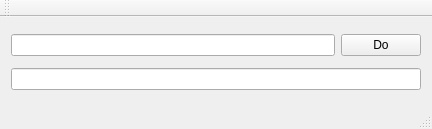
Old version of the form r_simpleinterpreter.ui in the repository NeverKnewTheName/R_SimpleInterpreter.
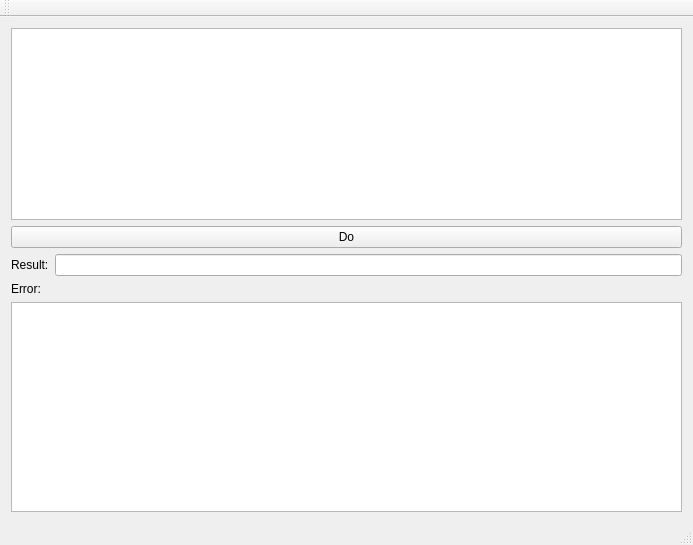
New version of the form.

Commit message: Implemented ErrorChecking and propagation to UI; implemented Cast Operator; Variables WIP

What changed in the file:
```diff
--- a/r_simpleinterpreter.ui
+++ b/r_simpleinterpreter.ui
@@ -6,8 +6,8 @@
    <rect>
     <x>0</x>
     <y>0</y>
-    <width>432</width>
-    <height>129</height>
+    <width>693</width>
+    <height>545</height>
    </rect>
   </property>
   <property name="sizePolicy">
@@ -26,11 +26,11 @@
      <verstretch>0</verstretch>
     </sizepolicy>
    </property>
-   <layout class="QVBoxLayout" name="verticalLayout">
+   <layout class="QVBoxLayout" name="verticalLayout_2">
     <item>
-     <layout class="QHBoxLayout" name="horizontalLayout">
+     <layout class="QVBoxLayout" name="verticalLayout">
       <item>
-       <widget class="QLineEdit" name="lineEdit"/>
+       <widget class="QPlainTextEdit" name="plainTextEdit"/>
       </item>
       <item>
        <widget class="QPushButton" name="pushButton">
@@ -42,7 +42,28 @@
      </layout>
     </item>
     <item>
-     <widget class="QLineEdit" name="lineEdit_2"/>
+     <layout class="QHBoxLayout" name="horizontalLayout">
+      <item>
+       <widget class="QLabel" name="label">
+        <property name="text">
+         <string>Result:</string>
+        </property>
+       </widget>
+      </item>
+      <item>
+       <widget class="QLineEdit" name="lineEdit_2"/>
+      </item>
+     </layout>
+    </item>
+    <item>
+     <widget class="QLabel" name="label_2">
+      <property name="text">
+       <string>Error:</string>
+      </property>
+     </widget>
+    </item>
+    <item>
+     <widget class="QTextEdit" name="textEdit"/>
     </item>
    </layout>
   </widget>
```
Left out of the diff: 2 changed lines with no effect on the pictures. The commit also changes 12 other files.
